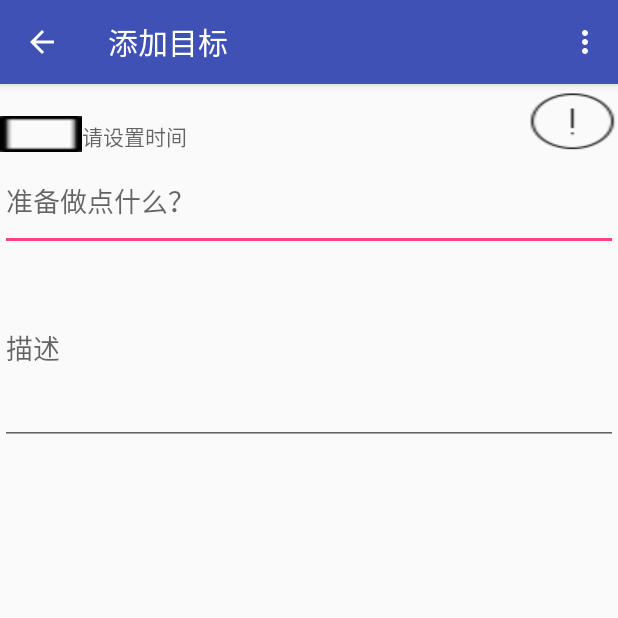
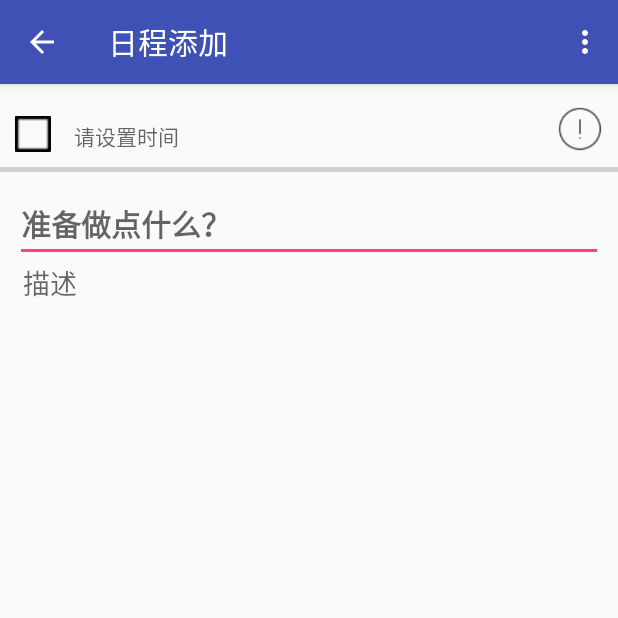
Before and after one commit to TickTick123/TheAim2, an Android app: the AddScheduleActivity screen opened directly, with no data from a screen before it, on a phone screen of 412 x 824 dp, the top half of it. Run offline under Robolectric (Android 15) with nearby library versions, the phone set to English and light mode, and no system bars; libraries missing offline, so code that uses them is left out: cn.bmob.v3.

Commit message:
Ck:界面优化1.0

```diff
--- a/app/src/main/java/com/example/zqf/theaim/Fragment/ScheduleFragment.java
+++ b/app/src/main/java/com/example/zqf/theaim/Fragment/ScheduleFragment.java
@@ -108,7 +108,7 @@ public class ScheduleFragment extends Fragment {
             public void onItemClick(AdapterView<?> adapterView, View view, int position1, long l) {
 
                 Schedule schedule1=scheduleList.get(position1);
-                toast("点击"+schedule1.getContent());
+                //toast("点击"+schedule1.getContent());
                 //Intent mainIntent=new Intent(getActivity(),RegisterActivity.class);     //应该跳转到修改界面
                 //startActivity(mainIntent);
                 Intent intent=new Intent(getContext(), ModifyScheduleActivity.class);       //修改界面
--- a/app/src/main/java/com/example/zqf/theaim/ModifyScheduleActivity.java
+++ b/app/src/main/java/com/example/zqf/theaim/ModifyScheduleActivity.java
@@ -48,7 +48,7 @@ public class ModifyScheduleActivity extends AddScheduleActivity {
         if(bundle!=null) {
             schedule = (Schedule) bundle.getSerializable("key");       //传来的schedule对象
         }
-        toast("ss"+schedule.getMonth()+schedule.getContent());
+        //toast("ss"+schedule.getMonth()+schedule.getContent());
 
         //获取日程时间
         String t = schedule.getTime();
--- a/app/src/main/res/layout/activity_add_aim.xml
+++ b/app/src/main/res/layout/activity_add_aim.xml
@@ -15,46 +15,59 @@
 
         <ImageButton
             android:id="@+id/state_btn"
-            android:layout_width="4dp"
-            android:layout_height="wrap_content"
-            android:layout_weight="1.5"
-            android:background="@drawable/square" />
+            android:layout_width="24dp"
+            android:layout_height="24dp"
+            android:background="@drawable/square"
+            android:layout_marginLeft="10dp"/>
 
         <TextView
             android:id="@+id/aim_time"
-            android:layout_width="264dp"
+            android:layout_width="0dp"
             android:layout_height="wrap_content"
-            android:layout_weight="1"
-            android:hint="@string/aim_time" />
+            android:layout_weight="10"
+            android:hint="@string/aim_time"
+            android:layout_marginLeft="15dp"
+            android:textColor="#f08080"/>
 
         <ImageButton
             android:id="@+id/point_btn"
-            android:layout_width="8dp"
-            android:layout_height="wrap_content"
-            android:layout_weight="1.5"
-            android:background="@drawable/aim_point" />
+            android:layout_width="30dp"
+            android:layout_height="30dp"
+            android:background="@drawable/aim_point"
+            android:layout_marginRight="10dp"/>
 
     </LinearLayout>
+
+    <ImageView
+        android:layout_width="fill_parent"
+        android:layout_height="3dp"
+        android:background="#cfcfcf"
+        android:layout_marginVertical="10dp"/>
 
     <EditText
         android:id="@+id/aim_title"
         android:layout_width="match_parent"
-        android:layout_height="66dp"
+        android:layout_height="50dp"
         android:hint="@string/schedule_title"
         tools:ignore="MissingConstraints"
         tools:layout_editor_absoluteX="0dp"
-        tools:layout_editor_absoluteY="45dp" />
+        tools:layout_editor_absoluteY="45dp"
+        android:layout_marginHorizontal="10dp"
+        android:textSize="20dp"
+        android:textStyle="bold"/>
 
     <EditText
         android:id="@+id/aim_describe"
         android:layout_width="match_parent"
-        android:layout_height="129dp"
-        android:layout_marginBottom="372dp"
+        android:layout_height="200dp"
         android:hint="@string/schedule_describe"
+        android:gravity="top|left"
         android:maxLines="50"
         android:minLines="1"
-        android:scrollbars="vertical"
         app:layout_constraintBottom_toBottomOf="parent"
         tools:ignore="MissingConstraints"
-        tools:layout_editor_absoluteX="0dp" />
+        tools:layout_editor_absoluteX="0dp"
+        android:background="@null"
+        android:layout_marginHorizontal="15dp"
+        android:textColor="#0000ff"/>
 </LinearLayout>
--- a/app/src/main/res/values/strings.xml
+++ b/app/src/main/res/values/strings.xml
@@ -15,7 +15,7 @@
     <string name="phone_reg_3">获取验证码</string>
     <string name="phone_forget_1">请输入新密码</string>
     <string name="phone_forget_2">重置密码</string>
-    <string name="addaim">添加目标</string>
+    <string name="addaim">日程添加</string>
     <string name="time">日期</string>
     <string name="settime">设置时间</string>
     <string name="aim_time">请设置时间</string>
```
Also changed, not shown: app/src/main/java/com/example/zqf/theaim/SetTimeActivity.java (+6 -4 lines), app/src/main/res/layout/activity_set_time.xml (+37 -4 lines), app/src/main/res/drawable/confirm.png (deleted).
